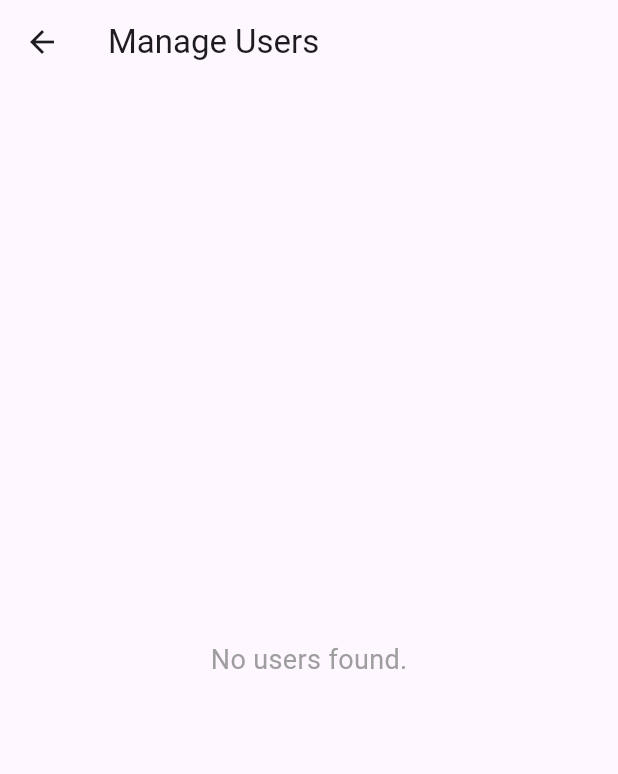
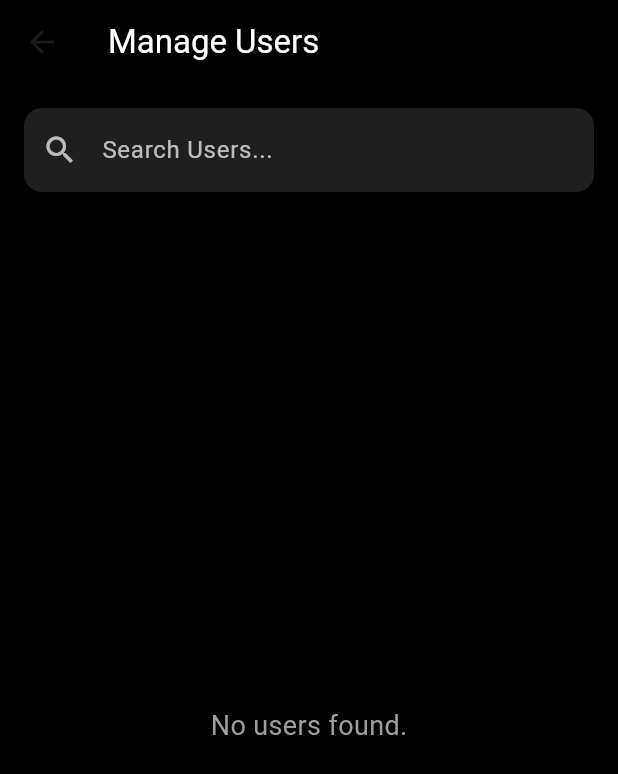
Before and after one commit to MosheT01/LunaParkVisitorSystem, a Flutter app: the AdminDashboard screen opened by its route, after a tap on "Manage Users", on a phone screen of 412 x 824 dp. Shown: the top 774 px of the screen. Run offline on Flutter 3.47's test engine with Material 3 defaults, Android fonts, the phone set to English and light mode, and no system bars; our stand-ins replace firebase_auth, firebase_core, firebase_database, firebase_storage, flutter_image_compress, image_picker; accounts and stored records are empty; statements that could not run were skipped.

Commit message:
bettering ui accross the board

```diff
--- a/luna_park_management/lib/admin/admin_dashboard.dart
+++ b/luna_park_management/lib/admin/admin_dashboard.dart
@@ -7,41 +7,82 @@ class AdminDashboard extends StatelessWidget {
   Widget build(BuildContext context) {
     return Scaffold(
       appBar: AppBar(
-        title: const Text('Admin Dashboard'),
+        backgroundColor: Colors.black,
+        title: const Text(
+          'Admin Dashboard',
+          style: TextStyle(color: Colors.white),
         ),
+        actions: [
+          IconButton(
+            onPressed: () {
+              // Sign out functionality
+              Navigator.pushReplacementNamed(context, '/login');
+            },
+            icon: const Icon(Icons.logout, color: Colors.white),
+            tooltip: 'Sign Out',
+          ),
+        ],
+      ),
+      backgroundColor: Colors.black,
       body: Center(
+        child: SingleChildScrollView(
+          padding: const EdgeInsets.all(16.0),
           child: Column(
             mainAxisAlignment: MainAxisAlignment.center,
             children: [
               const Text(
                 'Welcome to the Admin Dashboard',
-              style: TextStyle(fontSize: 20, fontWeight: FontWeight.bold),
+                style: TextStyle(
+                  fontSize: 22,
+                  fontWeight: FontWeight.bold,
+                  color: Colors.white,
+                ),
+                textAlign: TextAlign.center,
               ),
               const SizedBox(height: 20),
-            ElevatedButton(
+              SizedBox(
+                width: 200, // Set a fixed width for the buttons
+                child: ElevatedButton(
+                  style: ElevatedButton.styleFrom(
+                    backgroundColor: Colors.white,
+                    padding: const EdgeInsets.symmetric(vertical: 16),
+                    shape: RoundedRectangleBorder(
+                      borderRadius: BorderRadius.circular(12),
+                    ),
+                  ),
                   onPressed: () {
                     // Navigate to manage users screen (example functionality)
                     Navigator.pushNamed(context, '/manageUsers');
                   },
-              child: const Text('Manage Users'),
+                  child: const Text(
+                    'Manage Users',
+                    style: TextStyle(color: Colors.black),
+                  ),
+                ),
               ),
               const SizedBox(height: 10),
-            ElevatedButton(
+              SizedBox(
+                width: 200, // Set a fixed width for the buttons
+                child: ElevatedButton(
+                  style: ElevatedButton.styleFrom(
+                    backgroundColor: Colors.white,
+                    padding: const EdgeInsets.symmetric(vertical: 16),
+                    shape: RoundedRectangleBorder(
+                      borderRadius: BorderRadius.circular(12),
+                    ),
+                  ),
                   onPressed: () {
-                // Navigate to view reports screen (example functionality)
-                Navigator.pushNamed(context, '/viewReports');
+                    // Navigate to visitor management screen
+                    Navigator.pushNamed(context, '/visitorManagement');
                   },
-              child: const Text('View Reports'),
+                  child: const Text(
+                    'Visitor Management',
+                    style: TextStyle(color: Colors.black),
                   ),
-            const SizedBox(height: 10),
-            ElevatedButton(
-              onPressed: () {
-                // Sign out functionality
-                Navigator.pushReplacementNamed(context, '/login');
-              },
-              child: const Text('Sign Out'),
+                ),
               ),
             ],
+          ),
         ),
       ),
     );
--- a/luna_park_management/lib/admin/manage_users.dart
+++ b/luna_park_management/lib/admin/manage_users.dart
@@ -12,22 +12,30 @@ class ManageUsersPage extends StatefulWidget {
 class _ManageUsersPageState extends State<ManageUsersPage> {
   final DatabaseReference _usersRef = FirebaseDatabase.instance.ref('users');
   final String? currentUserId = FirebaseAuth.instance.currentUser?.uid;
+  final TextEditingController searchController = TextEditingController();
+
   List<Map<String, dynamic>> users = [];
+  List<Map<String, dynamic>> filteredUsers = [];
   bool isLoading = true;
-  Map<String, bool> selectedUsers = {};
 
   @override
   void initState() {
     super.initState();
     _fetchUsers();
+    searchController.addListener(_filterUsers);
+  }
+
+  @override
+  void dispose() {
+    searchController.dispose();
+    super.dispose();
   }
 
   Future<void> _fetchUsers() async {
     _usersRef.onValue.listen((event) {
       final data = event.snapshot.value as Map<dynamic, dynamic>?;
       if (data != null) {
-        setState(() {
-          users = data.entries
+        final fetchedUsers = data.entries
             .where((e) => e.key != currentUserId) // Exclude the current user
             .map((e) {
           return {
@@ -35,15 +43,36 @@ class _ManageUsersPageState extends State<ManageUsersPage> {
             ...Map<String, dynamic>.from(e.value),
           };
         }).toList();
+
+        setState(() {
+          users = fetchedUsers;
+          filteredUsers = fetchedUsers;
           isLoading = false;
         });
       } else {
         setState(() {
           users = [];
+          filteredUsers = [];
           isLoading = false;
         });
       }
     });
+  }
+
+  void _filterUsers() {
+    final query = searchController.text.trim().toLowerCase();
+    if (query.isEmpty) {
+      setState(() {
+        filteredUsers = users;
+      });
+    } else {
+      setState(() {
+        filteredUsers = users.where((user) {
+          final email = (user['email'] ?? '').toLowerCase();
+          return email.contains(query);
+        }).toList();
+      });
+    }
   }
 
   Future<void> _updateUser(String userId, Map<String, dynamic> updates) async {
@@ -54,52 +83,95 @@ class _ManageUsersPageState extends State<ManageUsersPage> {
   Widget build(BuildContext context) {
     return Scaffold(
       appBar: AppBar(
-        title: const Text('Manage Users'),
+        backgroundColor: Colors.black,
+        title: const Text(
+          'Manage Users',
+          style: TextStyle(color: Colors.white),
         ),
-      body: isLoading
-          ? const Center(child: CircularProgressIndicator())
-          : users.isEmpty
+      ),
+      backgroundColor: Colors.black,
+      body: Column(
+        children: [
+          _buildSearchBar(),
+          Expanded(
+            child: isLoading
+                ? const Center(
+                    child: CircularProgressIndicator(color: Colors.white))
+                : filteredUsers.isEmpty
                     ? const Center(
                         child: Text(
                           'No users found.',
                           style: TextStyle(fontSize: 18, color: Colors.grey),
                         ),
                       )
-              : ListView.builder(
-                  itemCount: users.length,
+                    : _buildUserList(),
+          ),
+        ],
+      ),
+    );
+  }
+
+  Widget _buildSearchBar() {
+    return Padding(
+      padding: const EdgeInsets.all(16.0),
+      child: TextField(
+        controller: searchController,
+        style: const TextStyle(color: Colors.white),
+        decoration: InputDecoration(
+          filled: true,
+          fillColor: Colors.white12,
+          hintText: 'Search Users...',
+          hintStyle: const TextStyle(color: Colors.white70),
+          prefixIcon: const Icon(Icons.search, color: Colors.white70),
+          border: OutlineInputBorder(
+            borderRadius: BorderRadius.circular(12),
+            borderSide: BorderSide.none,
+          ),
+          contentPadding:
+              const EdgeInsets.symmetric(vertical: 16, horizontal: 12),
+        ),
+      ),
+    );
+  }
+
+  Widget _buildUserList() {
+    return ListView.builder(
+      itemCount: filteredUsers.length,
       itemBuilder: (context, index) {
-                    final user = users[index];
+        final user = filteredUsers[index];
         return Card(
+          color: Colors.white12,
+          margin: const EdgeInsets.symmetric(horizontal: 16, vertical: 8),
           child: ListTile(
-                        leading: Checkbox(
-                          value: selectedUsers[user['id']] ?? false,
-                          onChanged: (value) {
-                            setState(() {
-                              selectedUsers[user['id']] = value!;
-                            });
-                          },
+            title: Text(
+              user['email'] ?? 'No Email',
+              style: const TextStyle(color: Colors.white),
             ),
-                        title: Text(user['email'] ?? 'No Email'),
             subtitle: Column(
               crossAxisAlignment: CrossAxisAlignment.start,
               children: [
-                            Text('Activated: ${user['activated'] ?? false}'),
-                            Text('Admin: ${user['admin'] ?? false}'),
+                _buildStatusText('Activated', user['activated'] ?? false),
+                _buildStatusText('Admin', user['admin'] ?? false),
               ],
             ),
             trailing: Row(
               mainAxisSize: MainAxisSize.min,
               children: [
-                            Switch(
-                              value: user['activated'] ?? false,
-                              onChanged: (value) {
-                                _updateUser(user['id'], {'activated': value});
+                _buildToggle(
+                  isActive: user['activated'] ?? false,
+                  label: 'Activated',
+                  onTap: () {
+                    _updateUser(user['id'],
+                        {'activated': !(user['activated'] ?? false)});
                   },
                 ),
-                            Switch(
-                              value: user['admin'] ?? false,
-                              onChanged: (value) {
-                                _updateUser(user['id'], {'admin': value});
+                const SizedBox(width: 10),
+                _buildToggle(
+                  isActive: user['admin'] ?? false,
+                  label: 'Admin',
+                  onTap: () {
+                    _updateUser(
+                        user['id'], {'admin': !(user['admin'] ?? false)});
                   },
                 ),
               ],
@@ -107,6 +179,34 @@ class _ManageUsersPageState extends State<ManageUsersPage> {
           ),
         );
       },
+    );
+  }
+
+  Widget _buildStatusText(String label, bool status) {
+    return Text(
+      '$label: ${status ? "Yes" : "No"}',
+      style: const TextStyle(color: Colors.white70),
+    );
+  }
+
+  Widget _buildToggle({
+    required bool isActive,
+    required String label,
+    required VoidCallback onTap,
+  }) {
+    return GestureDetector(
+      onTap: onTap,
+      child: Container(
+        padding: const EdgeInsets.symmetric(horizontal: 12, vertical: 8),
+        decoration: BoxDecoration(
+          color: isActive ? Colors.green : Colors.red,
+          borderRadius: BorderRadius.circular(8),
+        ),
+        child: Text(
+          label,
+          style:
+              const TextStyle(color: Colors.white, fontWeight: FontWeight.bold),
+        ),
       ),
     );
   }
```
Also changed, not shown: luna_park_management/lib/home_page.dart (+5 -3 lines), luna_park_management/lib/visitor_management.dart (+20 -5 lines). Lines whose indentation alone changed are shown as unchanged.
